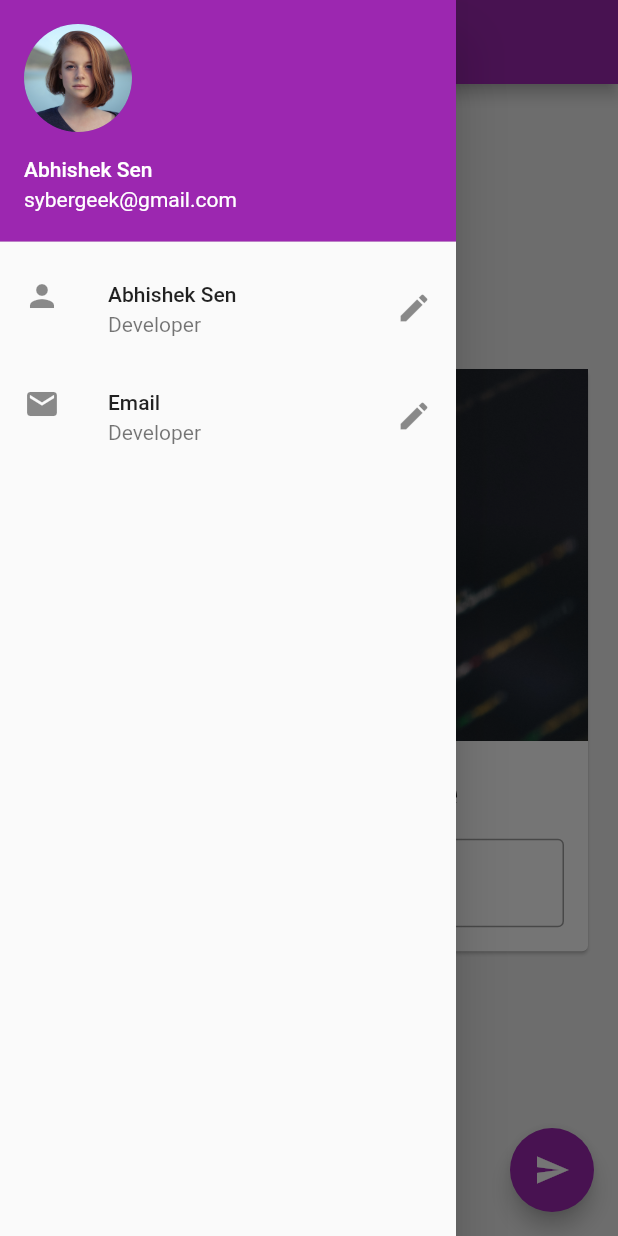
After one commit to sybergeek/learning-flutter, a Flutter app: the screen it shows after launch, with the side drawer open, on a phone screen of 412 x 824 dp. The commit adds this screen. Run offline on Flutter 3.47's test engine with Material 2 defaults, Android fonts, the phone set to English and light mode, and no system bars.

Commit message:
organise codes & pages

```diff
--- /dev/null
+++ b/awesome_app/lib/drawer.dart
@@ -0,0 +1,34 @@
+import 'package:flutter/material.dart';
+
+class MyDrawer extends StatelessWidget {
+  @override
+  Widget build(BuildContext context) {
+    return Drawer(
+      child: ListView(
+        padding: const EdgeInsets.all(0),
+        children: <Widget>[
+          UserAccountsDrawerHeader(
+            accountName: Text("Abhishek Sen"),
+            accountEmail: Text("sybergeek@gmail.com"),
+            currentAccountPicture: CircleAvatar(
+              backgroundImage: AssetImage("assets/person.jpg"),
+            ),
+          ),
+          ListTile(
+            leading: Icon(Icons.person),
+            title: Text("Abhishek Sen"),
+            subtitle: Text("Developer"),
+            trailing: Icon(Icons.edit),
+            onTap: () {},
+          ),
+          ListTile(
+            leading: Icon(Icons.email),
+            title: Text("Email"),
+            subtitle: Text("Developer"),
+            trailing: Icon(Icons.edit),
+          ),
+        ],
+      ),
+    );
+  }
+}
--- /dev/null
+++ b/awesome_app/lib/name_card_widget.dart
@@ -0,0 +1,44 @@
+import 'package:flutter/material.dart';
+
+class NameCardWidget extends StatelessWidget {
+  const NameCardWidget({
+    Key key,
+    @required this.myText,
+    @required TextEditingController nameController,
+  })  : _nameController = nameController,
+        super(key: key);
+
+  final String myText;
+  final TextEditingController _nameController;
+
+  @override
+  Widget build(BuildContext context) {
+    return Card(
+      child: Column(
+        children: <Widget>[
+          Image.asset(
+            "assets/coding.jpg",
+          ),
+          SizedBox(
+            height: 20,
+          ),
+          Text(
+            myText,
+            style: TextStyle(fontSize: 25, fontWeight: FontWeight.bold),
+          ),
+          Padding(
+            padding: const EdgeInsets.all(16.0),
+            child: TextField(
+              controller: _nameController,
+              decoration: InputDecoration(
+                border: OutlineInputBorder(),
+                hintText: "Enter some text",
+                labelText: "Name",
+              ),
+            ),
+          )
+        ],
+      ),
+    );
+  }
+}
--- /dev/null
+++ b/awesome_app/lib/pages/home_page.dart
@@ -0,0 +1,52 @@
+import 'package:awesome_app/drawer.dart';
+import 'package:awesome_app/name_card_widget.dart';
+import 'package:flutter/material.dart';
+
+class HomePage extends StatefulWidget {
+  @override
+  _HomePageState createState() => _HomePageState();
+}
+
+class _HomePageState extends State<HomePage> {
+  var myText = "Change My Name";
+  TextEditingController _nameController = TextEditingController();
+
+  @override
+  void initState() {
+    // TODO: implement initState
+    super.initState();
+  }
+
+  @override
+  void dispose() {
+    // TODO: implement dispose
+    super.dispose();
+  }
+
+  @override
+  Widget build(BuildContext context) {
+    return Scaffold(
+      backgroundColor: Colors.grey[200],
+      appBar: AppBar(
+        title: Text("Awesome App"),
+      ),
+      body: Center(
+        child: Padding(
+          padding: const EdgeInsets.all(16.0),
+          child: SingleChildScrollView(
+            child:
+                NameCardWidget(myText: myText, nameController: _nameController),
+          ),
+        ),
+      ),
+      drawer: MyDrawer(),
+      floatingActionButton: FloatingActionButton(
+        onPressed: () {
+          myText = _nameController.text;
+          setState(() {});
+        },
+        child: Icon(Icons.send),
+      ),
+    );
+  }
+}
```
Also changed, not shown: awesome_app/lib/main.dart (+6 -100 lines), 1 other file.
